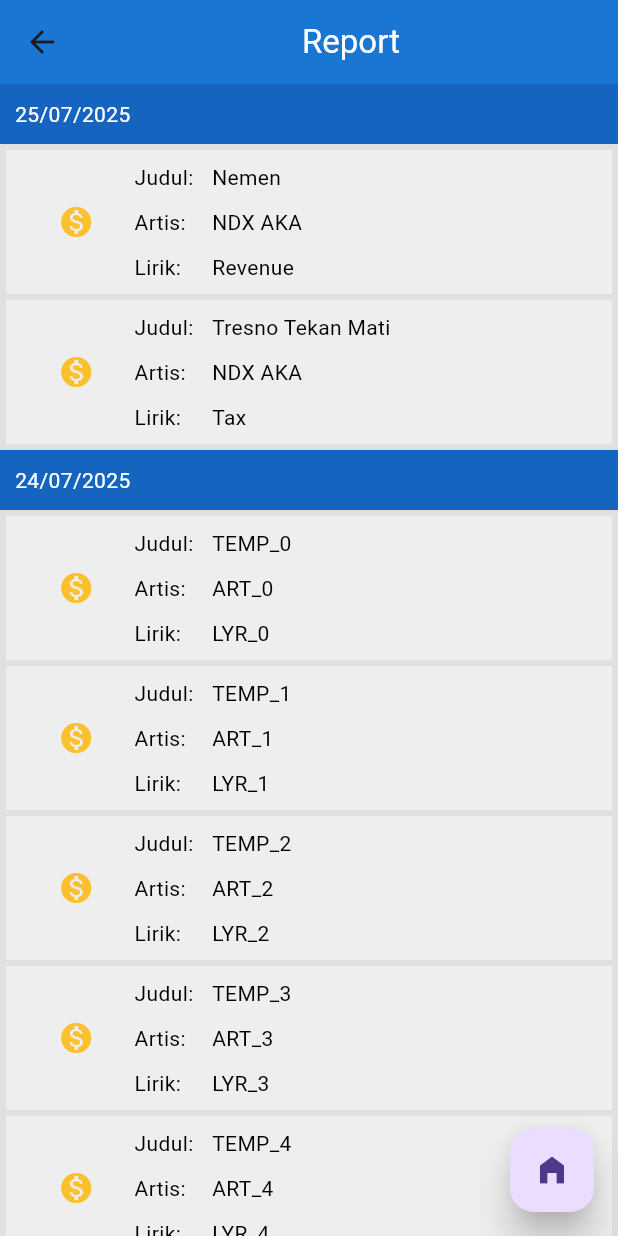
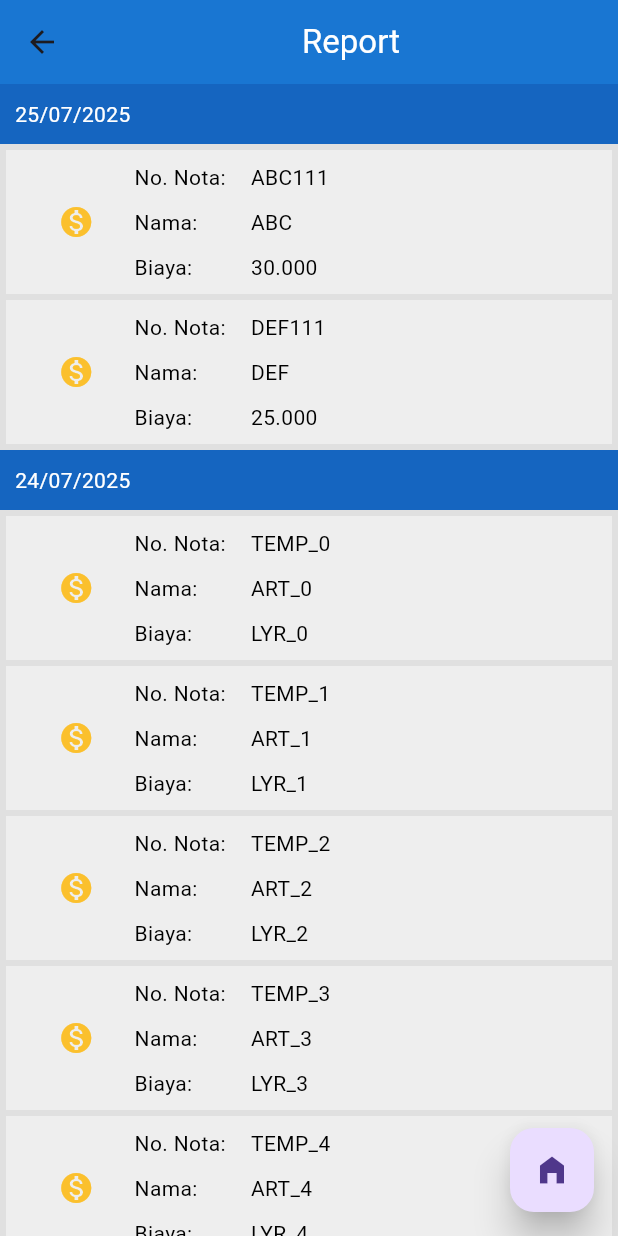
Before and after one commit to NahlSyareza/inventory, a Flutter app: the ReportWidgetLess screen opened directly, on a phone screen of 412 x 824 dp. Run offline on Flutter 3.47's test engine with Material 3 defaults, Android fonts, the phone set to English and light mode, and no system bars.

Commit message:
Fixed data names. Adjusted sizing.

```diff
--- a/lib/widgets/options/report.dart
+++ b/lib/widgets/options/report.dart
@@ -7,17 +7,17 @@ class ReportWidgetLess extends StatelessWidget {
     Color? appBarColor = Colors.blue[700];
 
     List<Map<String, dynamic>> cat = [
-      {"judul": "Nemen", "artis": "NDX AKA", "lirik": "Revenue"},
-      {"judul": "Tresno Tekan Mati", "artis": "NDX AKA", "lirik": "Tax"},
+      {"no_nota": "ABC111", "nama": "ABC", "biaya": "30.000"},
+      {"no_nota": "DEF111", "nama": "DEF", "biaya": "25.000"},
       // {},
     ];
 
     List<Map<String, dynamic>> crane = [
-      {"judul": "TEMP_0", "artis": "ART_0", "lirik": "LYR_0"},
-      {"judul": "TEMP_1", "artis": "ART_1", "lirik": "LYR_1"},
-      {"judul": "TEMP_2", "artis": "ART_2", "lirik": "LYR_2"},
-      {"judul": "TEMP_3", "artis": "ART_3", "lirik": "LYR_3"},
-      {"judul": "TEMP_4", "artis": "ART_4", "lirik": "LYR_4"},
+      {"no_nota": "TEMP_0", "nama": "ART_0", "biaya": "LYR_0"},
+      {"no_nota": "TEMP_1", "nama": "ART_1", "biaya": "LYR_1"},
+      {"no_nota": "TEMP_2", "nama": "ART_2", "biaya": "LYR_2"},
+      {"no_nota": "TEMP_3", "nama": "ART_3", "biaya": "LYR_3"},
+      {"no_nota": "TEMP_4", "nama": "ART_4", "biaya": "LYR_4"},
       // {},
     ];
 
@@ -95,8 +95,8 @@ class ReportComponents {
   }
 
   Column transactionsList(List l) {
+    int descLength = 3;
     return Column(
-      // shrinkWrap: true,
       children: l.map((e) {
         return Container(
           color: Colors.grey[200],
@@ -120,14 +120,14 @@ class ReportComponents {
                         Expanded(
                           flex: 1,
                           child: Text(
-                            'Judul:',
+                            'No. Nota:',
                             style: TextStyle(color: Colors.black),
                           ),
                         ),
                         Expanded(
-                          flex: 5,
+                          flex: descLength,
                           child: Text(
-                            e['judul'],
+                            e['no_nota'],
                             style: TextStyle(color: Colors.black),
                           ),
                         ),
@@ -140,14 +140,14 @@ class ReportComponents {
                         Expanded(
                           flex: 1,
                           child: Text(
-                            'Artis:',
+                            'Nama:',
                             style: TextStyle(color: Colors.black),
                           ),
                         ),
                         Expanded(
-                          flex: 5,
+                          flex: descLength,
                           child: Text(
-                            e['artis'],
+                            e['nama'],
                             style: TextStyle(color: Colors.black),
                           ),
                         ),
@@ -160,14 +160,14 @@ class ReportComponents {
                         Expanded(
                           flex: 1,
                           child: Text(
-                            'Lirik:',
+                            'Biaya:',
                             style: TextStyle(color: Colors.black),
                           ),
                         ),
                         Expanded(
-                          flex: 5,
+                          flex: descLength,
                           child: Text(
-                            e['lirik'],
+                            e['biaya'],
                             style: TextStyle(color: Colors.black),
                             textAlign: TextAlign.justify,
                           ),
```
